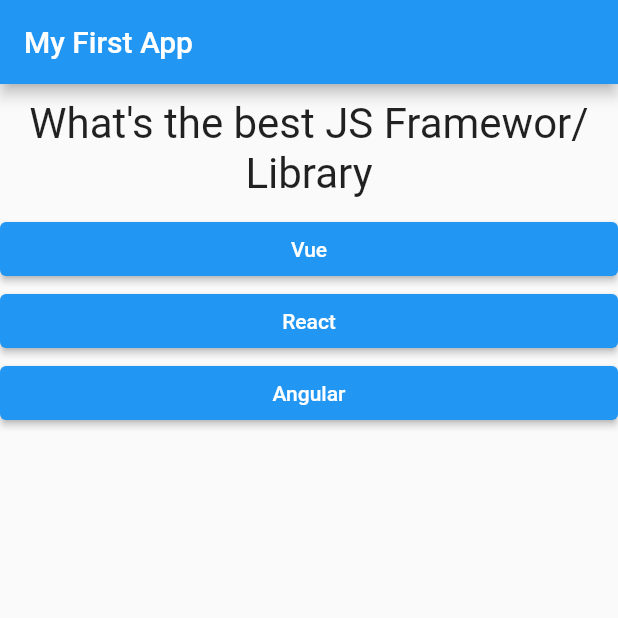
After one commit to Xornee/Flutter_Quiz_App, a Flutter app: the screen it shows after launch, on a phone screen of 412 x 824 dp, the top half of it. The commit adds this screen. Run offline on Flutter 3.47's test engine with Material 2 defaults, Android fonts, the phone set to English and light mode, and no system bars.

Commit message:
final app

```diff
--- a/lib/answer.dart
+++ b/lib/answer.dart
@@ -1,7 +1,7 @@
 import 'package:flutter/material.dart';
 
 class Answer extends StatelessWidget {
-  final Function selectHandler;
+  final VoidCallback selectHandler;
   final String answerText;
 
   Answer(this.selectHandler, this.answerText);
--- a/lib/main.dart
+++ b/lib/main.dart
@@ -1,6 +1,6 @@
 import 'package:flutter/material.dart';
-import './question.dart';
-import './answer.dart';
+import './quiz.dart';
+import './result.dart';
 
 void main() => runApp(MyApp());
 
@@ -9,31 +9,48 @@ class MyApp extends StatefulWidget {
   State<StatefulWidget> createState() => _MyAppState();
 }
 
-final questions = const [
+final _questions = const [
   {
     'questionText': 'What\'s the best JS Framewor/Library',
-    'answers': ['Vue', 'React', 'Angular']
+    'answers': [
+      {'text': 'Vue', 'score': 0},
+      {'text': 'React', 'score': 3},
+      {'text': 'Angular', 'score': 10},
+    ]
   },
   {
     'questionText': 'What\'s the best IDE',
-    'answers': ['VSC', 'WebStorm', 'Atom']
+    'answers': [
+      {'text': 'VS', 'score': 2},
+      {'text': 'Webstorm', 'score': 0},
+      {'text': 'Atom', 'score': 10},
+    ]
   },
   {
     'questionText': 'Why lemons are awesome? :D',
     'answers': [
-      'Coz they are tasty',
-      'Coz they are yellow',
-      'Coz you can make lemonade :D'
+      {'text': 'Coz they are tasty', 'score': 3},
+      {'text': 'Coz they are yellow', 'score': 5},
+      {'text': 'Coz you can make lemonade!! :D', 'score': 5},
     ]
   },
 ];
 
 class _MyAppState extends State<MyApp> {
   int _questionIndex = 0;
+  int _totalScore = 0;
 
-  void _answerQuestions() {
+  void _answerQuestions(int score) {
+    _totalScore += score;
     setState(() {
       _questionIndex++;
+    });
+  }
+
+  void _resetQuiz() {
+    setState(() {
+      _questionIndex = 0;
+      _totalScore = 0;
     });
   }
 
@@ -44,19 +61,13 @@ class _MyAppState extends State<MyApp> {
           appBar: AppBar(
             title: Text("My First App"),
           ),
-          body: _questionIndex < questions.length
-              ? Column(
-                  children: [
-                    Question(
-                      questions[_questionIndex]['questionText'] as String,
-                    ),
-                    ...(questions[_questionIndex]['answers'] as List<String>)
-                        .map((answer) {
-                      return Answer(_answerQuestions, answer);
-                    }).toList()
-                  ],
+          body: _questionIndex < _questions.length
+              ? Quiz(
+                  answerQuestion: _answerQuestions,
+                  questionIndex: _questionIndex,
+                  questions: _questions,
                 )
-              : Center(child: Text('Nice :D'))),
+              : Result(_totalScore, _resetQuiz)),
     );
   }
 }
--- /dev/null
+++ b/lib/quiz.dart
@@ -0,0 +1,29 @@
+import 'package:flutter/material.dart';
+import './question.dart';
+import './answer.dart';
+
+class Quiz extends StatelessWidget {
+  final List<Map<String, Object>> questions;
+  final int questionIndex;
+  final Function answerQuestion;
+
+  Quiz(
+      {@required this.questions,
+      @required this.answerQuestion,
+      @required this.questionIndex});
+
+  @override
+  Widget build(BuildContext context) {
+    return Column(
+      children: [
+        Question(
+          questions[questionIndex]['questionText'] as String,
+        ),
+        ...(questions[questionIndex]['answers'] as List<Map<String, Object>>)
+            .map((answer) {
+          return Answer(() => answerQuestion(answer['score']), answer['text']);
+        }).toList()
+      ],
+    );
+  }
+}
--- a/pubspec.yaml
+++ b/pubspec.yaml
@@ -14,7 +14,7 @@ description: A new Flutter project.
 version: 1.0.0+1
 
 environment:
-  sdk: ">=2.12.0 <3.0.0"
+  sdk: ">=2.11.0 <3.0.0"
 
 dependencies:
   flutter:
```
Also changed, not shown: lib/result.dart (added, +40 -0 lines).
